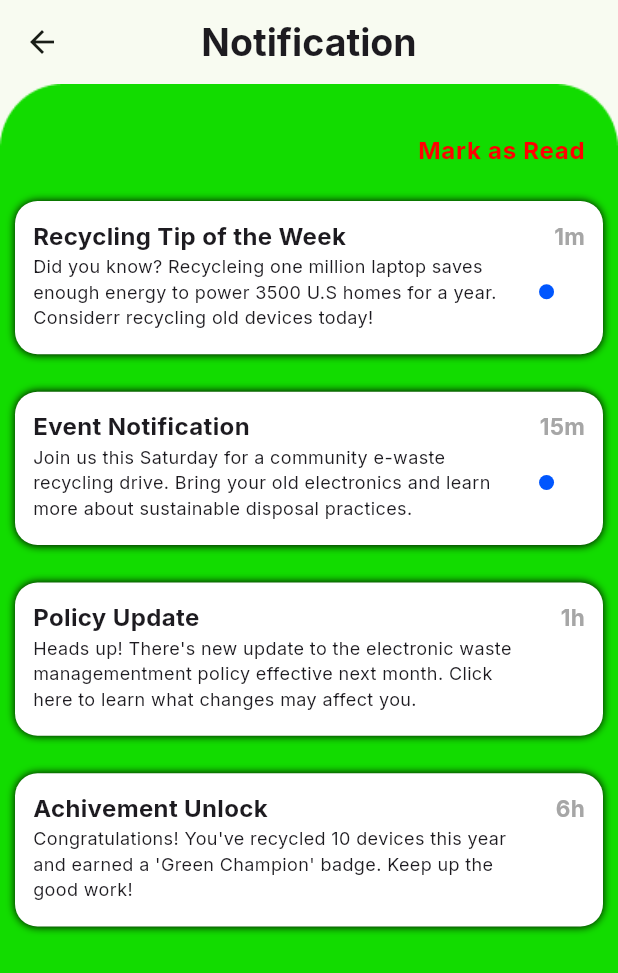
After one commit to nethsaraLiyanage/eco-wise-flutter-app-frontend, a Flutter app: the NotificationsScreen screen opened directly, on a phone screen of 412 x 824 dp. The commit adds this screen. Shown: the top 973 px of the screen. Run offline on Flutter 3.47's test engine with Material 3 defaults, Android fonts, the phone set to English and light mode, and no system bars; our stand-ins replace carousel_slider, flutter_riverpod, google_fonts; missing offline and left inert: mobile_scanner.

Commit message:
Notification Screen Developments

```diff
--- /dev/null
+++ b/lib/models/notification_model.dart
@@ -0,0 +1,13 @@
+class LocalNotification {
+  final String title;
+  final String time;
+  final String content;
+  final bool isRead;
+
+  LocalNotification({
+    required this.title,
+    required this.time,
+    required this.content,
+    required this.isRead,
+  });
+}
--- a/lib/screens/home_screen.dart
+++ b/lib/screens/home_screen.dart
@@ -1,3 +1,4 @@
+import 'package:eco_wise/screens/notifications_screen.dart';
 import 'package:flutter/material.dart';
 
 import 'package:carousel_slider/carousel_slider.dart';
@@ -88,6 +89,14 @@ class _HomeScreenState extends State<HomeScreen>
       }
     }
 
+    void onNotifications() {
+      Navigator.of(context).push(
+        MaterialPageRoute(
+          builder: (ctx) => NotificationsScreen(),
+        ),
+      );
+    }
+
     return Scaffold(
       body: Stack(
         children: [
@@ -101,7 +110,9 @@ class _HomeScreenState extends State<HomeScreen>
               mainAxisSize: MainAxisSize.min,
               children: [
                 const SizedBox(height: 8),
-                const CustomAppBar(),
+                CustomAppBar(
+                  onTap: onNotifications,
+                ),
                 const SizedBox(height: 35),
                 const ProgressBar(),
                 SizedBox(height: size.height * 0.09),
--- /dev/null
+++ b/lib/screens/notifications_screen.dart
@@ -0,0 +1,175 @@
+import 'package:eco_wise/models/notification_model.dart';
+import 'package:flutter/material.dart';
+
+class NotificationsScreen extends StatefulWidget {
+  const NotificationsScreen({super.key});
+
+  @override
+  State<NotificationsScreen> createState() => _NotificationsScreenState();
+}
+
+class _NotificationsScreenState extends State<NotificationsScreen> {
+  final notifications = [
+    LocalNotification(
+      title: 'Recycling Tip of the Week',
+      time: '1m',
+      content:
+          'Did you know? Recycleing one million laptop saves enough energy to power 3500 U.S homes for a year. Considerr recycling old devices today!',
+      isRead: false,
+    ),
+    LocalNotification(
+      title: 'Event Notification',
+      time: '15m',
+      content:
+          'Join us this Saturday for a community e-waste recycling drive. Bring your old electronics and learn more about sustainable disposal practices.',
+      isRead: false,
+    ),
+    LocalNotification(
+      title: 'Policy Update',
+      time: '1h',
+      content:
+          'Heads up! There\'s new update to the electronic waste managementment policy effective next month. Click here to learn what changes may affect you.',
+      isRead: true,
+    ),
+    LocalNotification(
+      title: 'Achivement Unlock',
+      time: '6h',
+      content:
+          'Congratulations! You\'ve recycled 10 devices this year and earned a \'Green Champion\' badge. Keep up the good work!',
+      isRead: true,
+    ),
+  ];
+
+  @override
+  Widget build(BuildContext context) {
+    var size = MediaQuery.of(context).size;
+    return Scaffold(
+      appBar: AppBar(
+        title: Text(
+          'Notification',
+          style: Theme.of(context).textTheme.titleLarge!.copyWith(
+                fontWeight: FontWeight.bold,
+                fontSize: 25,
+              ),
+        ),
+        centerTitle: true,
+      ),
+      body: Stack(
+        children: [
+          SizedBox(
+            width: double.infinity,
+            height: double.infinity,
+            child: Image.asset(
+              'assets/images/notification_background.png',
+              fit: BoxFit.fill,
+            ),
+          ),
+          Container(
+            margin: const EdgeInsets.symmetric(horizontal: 10),
+            width: double.infinity,
+            child: Column(
+              crossAxisAlignment: CrossAxisAlignment.end,
+              children: [
+                const SizedBox(
+                  height: 20,
+                ),
+                TextButton(
+                  onPressed: () {},
+                  child: Text(
+                    'Mark as Read',
+                    style: Theme.of(context).textTheme.bodyLarge!.copyWith(
+                          fontWeight: FontWeight.bold,
+                          fontSize: 16,
+                          color: const Color.fromARGB(255, 255, 0, 0),
+                        ),
+                  ),
+                ),
+                const SizedBox(
+                  height: 10,
+                ),
+                ...notifications
+                    .map(
+                      (e) => Container(
+                        margin: const EdgeInsets.only(bottom: 25),
+                        padding: const EdgeInsets.all(12),
+                        width: double.infinity,
+                        height: size.height * 0.124,
+                        decoration: BoxDecoration(
+                          borderRadius: BorderRadius.circular(15),
+                          color: Colors.white,
+                          boxShadow: const [
+                            BoxShadow(
+                              blurRadius: 4,
+                            )
+                          ],
+                        ),
+                        child: Column(
+                          children: [
+                            Row(
+                              mainAxisAlignment: MainAxisAlignment.spaceBetween,
+                              children: [
+                                Text(
+                                  e.title,
+                                  style: Theme.of(context)
+                                      .textTheme
+                                      .bodyMedium!
+                                      .copyWith(
+                                        fontWeight: FontWeight.bold,
+                                        fontSize: 16,
+                                      ),
+                                ),
+                                Text(
+                                  e.time,
+                                  style: Theme.of(context)
+                                      .textTheme
+                                      .bodyMedium!
+                                      .copyWith(
+                                        fontWeight: FontWeight.bold,
+                                        fontSize: 15,
+                                        color: const Color.fromARGB(
+                                            255, 166, 166, 166),
+                                      ),
+                                ),
+                              ],
+                            ),
+                            Row(
+                              children: [
+                                SizedBox(
+                                  width: size.width * 0.78,
+                                  child: Text(
+                                    e.content,
+                                    style: Theme.of(context)
+                                        .textTheme
+                                        .bodyMedium!
+                                        .copyWith(
+                                          fontWeight: FontWeight.w400,
+                                          fontSize: 12,
+                                        ),
+                                  ),
+                                ),
+                                const SizedBox(
+                                  width: 16,
+                                ),
+                                if (!e.isRead)
+                                  Container(
+                                    width: 10,
+                                    height: 10,
+                                    decoration: const BoxDecoration(
+                                        shape: BoxShape.circle,
+                                        color: Color.fromARGB(255, 0, 86, 254)),
+                                  )
+                              ],
+                            )
+                          ],
+                        ),
+                      ),
+                    )
+                    .toList(),
+              ],
+            ),
+          ),
+        ],
+      ),
+    );
+  }
+}
--- a/lib/widgets/custom_appbar.dart
+++ b/lib/widgets/custom_appbar.dart
@@ -1,7 +1,12 @@
 import 'package:flutter/material.dart';
 
 class CustomAppBar extends StatelessWidget {
-  const CustomAppBar({super.key});
+  const CustomAppBar({
+    super.key,
+    required this.onTap,
+  });
+
+  final void Function() onTap;
 
   @override
   Widget build(BuildContext context) {
@@ -26,7 +31,10 @@ class CustomAppBar extends StatelessWidget {
           fontWeight: FontWeight.w700,
         ),
       ),
-      trailing: Image.asset('assets/images/home_bell.png'),
+      trailing: InkWell(
+        child: Image.asset('assets/images/home_bell.png'),
+        onTap: onTap,
+      ),
     );
   }
 }
--- a/pubspec.yaml
+++ b/pubspec.yaml
@@ -88,6 +88,7 @@ flutter:
     - assets/images/items.png
     - assets/images/pick_arc_1.png
     - assets/images/pick_arc_2.png
+    - assets/images/notification_background.png
   #   - images/a_dot_ham.jpeg
 
   # An image asset can refer to one or more resolution-specific "variants", see
```
Also changed, not shown: assets/images/notification_background.png (added).
